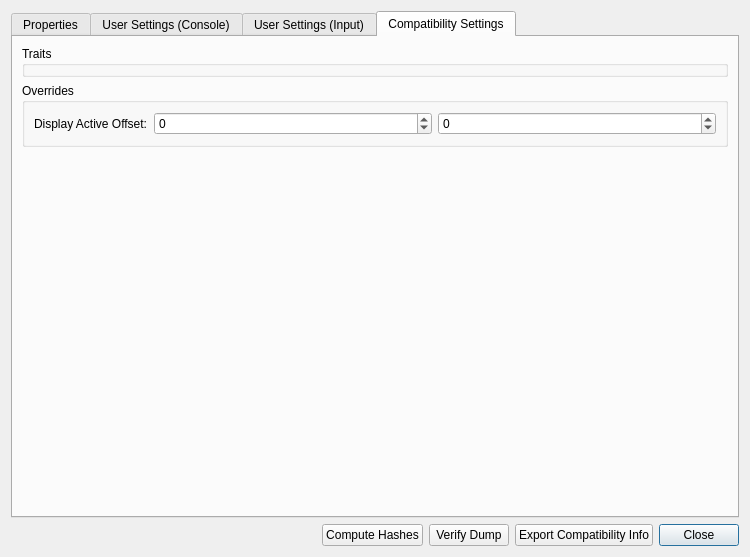
Qt form src/duckstation-qt/gamepropertiesdialog.ui (kofxi3584karlayang/duckstation) before a commit.
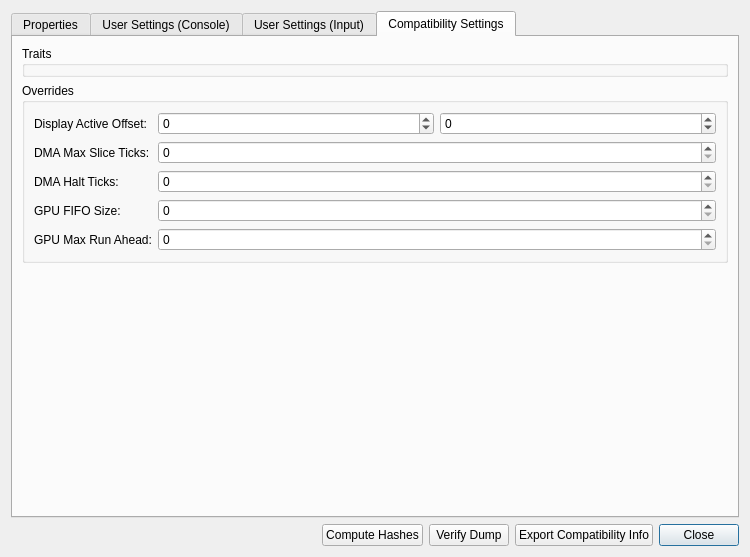
The same form after that commit. The open tabs and pages were chosen to show the change. Icons and pictures are not drawn.

What changed in the file:
```diff
--- a/src/duckstation-qt/gamepropertiesdialog.ui
+++ b/src/duckstation-qt/gamepropertiesdialog.ui
@@ -676,6 +676,71 @@
             </item>
            </layout>
           </item>
+          <item row="1" column="0">
+           <widget class="QLabel" name="label_14">
+            <property name="text">
+             <string>DMA Max Slice Ticks:</string>
+            </property>
+           </widget>
+          </item>
+          <item row="1" column="1">
+           <widget class="QSpinBox" name="dmaMaxSliceTicks">
+            <property name="maximum">
+             <number>10000</number>
+            </property>
+            <property name="singleStep">
+             <number>100</number>
+            </property>
+           </widget>
+          </item>
+          <item row="2" column="0">
+           <widget class="QLabel" name="label_25">
+            <property name="text">
+             <string>DMA Halt Ticks:</string>
+            </property>
+           </widget>
+          </item>
+          <item row="2" column="1">
+           <widget class="QSpinBox" name="dmaHaltTicks">
+            <property name="maximum">
+             <number>1000</number>
+            </property>
+            <property name="singleStep">
+             <number>10</number>
+            </property>
+           </widget>
+          </item>
+          <item row="3" column="0">
+           <widget class="QLabel" name="label_26">
+            <property name="text">
+             <string>GPU FIFO Size:</string>
+            </property>
+           </widget>
+          </item>
+          <item row="3" column="1">
+           <widget class="QSpinBox" name="gpuFIFOSize">
+            <property name="maximum">
+             <number>128</number>
+            </property>
+           </widget>
+          </item>
+          <item row="4" column="0">
+           <widget class="QLabel" name="label_27">
+            <property name="text">
+             <string>GPU Max Run Ahead:</string>
+            </property>
+           </widget>
+          </item>
+          <item row="4" column="1">
+           <widget class="QSpinBox" name="gpuMaxRunAhead">
+            <property name="maximum">
+             <number>1000</number>
+            </property>
+            <property name="singleStep">
+             <number>16</number>
+            </property>
+           </widget>
+          </item>
          </layout>
         </widget>
        </item>
```
